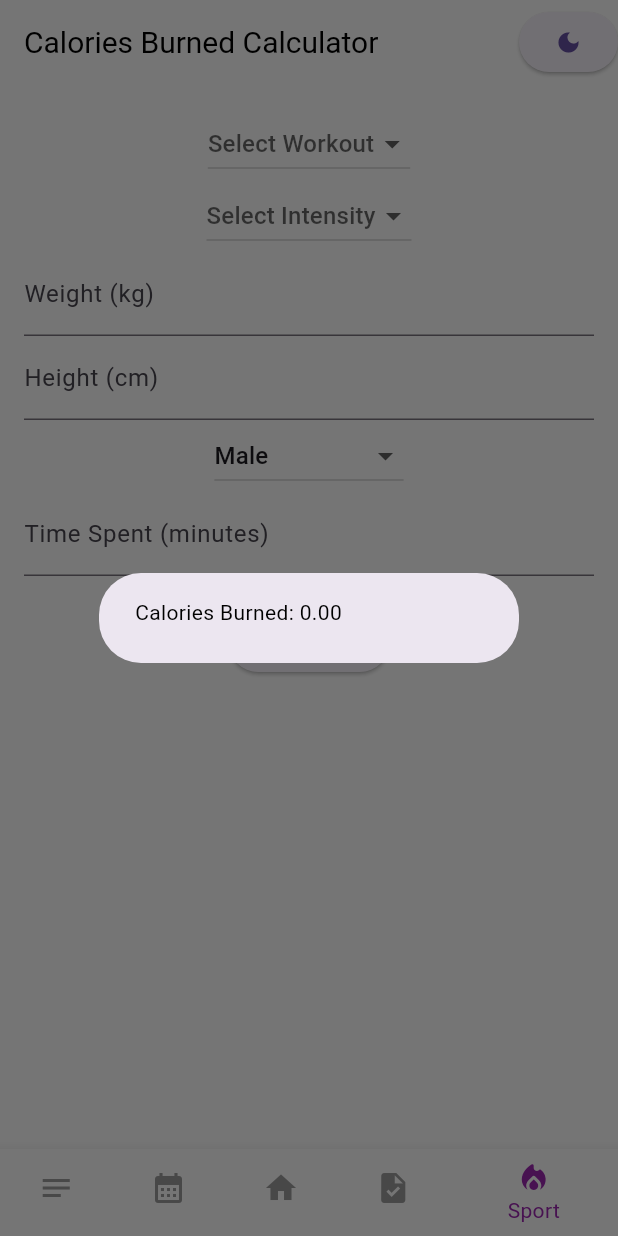
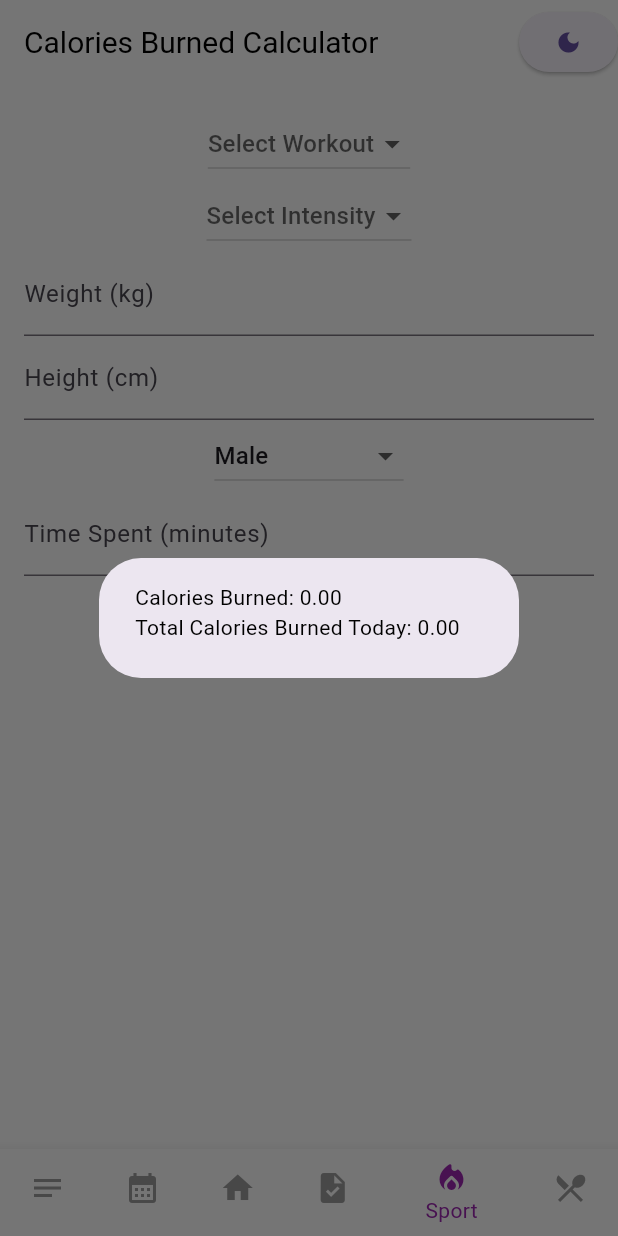
Before and after one commit to Woolfer0097/FlannerOrganization, a Flutter app: the screen it shows after launch, item 5 of the bottom bar chosen, after a tap on "Calculate", on a phone screen of 412 x 824 dp. Run offline on Flutter 3.47's test engine with Material 3 defaults, Android fonts, the phone set to English and light mode, and no system bars; our stand-ins replace flutter_riverpod, shared_preferences, table_calendar; generated files the repository leaves out were written again.

Commit message:
some localization changes and calories gainer logic added

```diff
--- a/lib/Pages/MainScreen.dart
+++ b/lib/Pages/MainScreen.dart
@@ -16,6 +16,7 @@ import 'CalendarScreen.dart';
 import 'HabbitsScreen.dart';
 import 'SportsScreen.dart';
 import 'AddNoteScreen.dart';
+import 'CalorieGainScreen.dart';
 
 class BottomNavIndexNotifier extends StateNotifier<int> {
   BottomNavIndexNotifier() : super(2); // Default index is 2 (Home)
@@ -49,6 +50,7 @@ class MainScreen extends ConsumerWidget {
       HomeScreen(theme: theme, textStyle: textStyle),
       HabitTrackerScreen(buttons: buttons, theme: theme, textStyle: textStyle),
       SportScreen(),
+      CalorieGainScreen(),
     ];
     final List<AppBar> appBars = [
       AppBar(
@@ -147,6 +149,17 @@ class MainScreen extends ConsumerWidget {
           ),
         ],
       ),
+      AppBar(
+        title: Text(AppLocalizations.of(context)!.calories_gained_calculator, style: textStyle),
+        backgroundColor: theme.scaffoldBackgroundColor,
+        actions: [
+          ElevatedButton(
+            onPressed: () =>
+                ref.read(themeNotifierProvider.notifier).changeTheme(),
+            child: Icon(Icons.dark_mode),
+          ),
+        ],
+      ),
     ];
 
     return ChangeNotifierProvider(
@@ -186,6 +199,7 @@ class MainScreen extends ConsumerWidget {
                   icon: Icon(Icons.local_fire_department_rounded),
                   label: AppLocalizations.of(context)!.sport
               ),
+              BottomNavigationBarItem(icon: Icon(Icons.local_dining), label: "Calories"),
             ],
           ),
         ),
--- a/lib/Pages/SportsScreen.dart
+++ b/lib/Pages/SportsScreen.dart
@@ -1,8 +1,8 @@
 import 'package:flutter/material.dart';
 import 'package:flutter_riverpod/flutter_riverpod.dart';
+import 'package:shared_preferences/shared_preferences.dart';
 import 'Theme/Theme.dart';
 import 'ButtonsComponent.dart' as Buttons;
-
 
 class SportScreen extends StatelessWidget {
   @override
@@ -56,13 +56,29 @@ class _WorkoutScreenState extends State<WorkoutScreen> {
       case 'Walking':
         met = selectedIntensity == 'High' ? 3.8 : selectedIntensity == 'Medium' ? 3.0 : 2.5;
         break;
-      // Add more cases for different workouts
+    // Add more cases for different workouts
       default:
         met = 1.0;
     }
 
     return met * weight * (timeSpent / 60);
   }
+
+  Future<void> saveCaloriesBurned(double calories) async {
+    final prefs = await SharedPreferences.getInstance();
+    final today = DateTime.now().toIso8601String().substring(0, 10);
+    final key = 'calories_burned_$today';
+    double totalCalories = (prefs.getDouble(key) ?? 0) + calories;
+    await prefs.setDouble(key, totalCalories);
+  }
+
+  Future<double> getCaloriesBurnedToday() async {
+    final prefs = await SharedPreferences.getInstance();
+    final today = DateTime.now().toIso8601String().substring(0, 10);
+    final key = 'calories_burned_$today';
+    return prefs.getDouble(key) ?? 0;
+  }
+
 
   @override
   Widget build(BuildContext context) {
@@ -117,7 +133,7 @@ class _WorkoutScreenState extends State<WorkoutScreen> {
                 setState(() {
                   if (double.tryParse(value) != null) {
                     height = double.parse(value);
-                  };
+                  }
                 });
               },
             ),
@@ -147,12 +163,18 @@ class _WorkoutScreenState extends State<WorkoutScreen> {
             ),
             SizedBox(height: 20),
             ElevatedButton(
-              onPressed: () {
+              onPressed: () async {
                 double caloriesBurned = calculateCalories();
+                await saveCaloriesBurned(caloriesBurned);
+                double totalCaloriesBurnedToday = await getCaloriesBurnedToday();
+
                 showDialog(
                   context: context,
                   builder: (context) => AlertDialog(
-                    content: Text('Calories Burned: ${caloriesBurned.toStringAsFixed(2)}'),
+                    content: Text(
+                      'Calories Burned: ${caloriesBurned.toStringAsFixed(2)}\n'
+                          'Total Calories Burned Today: ${totalCaloriesBurnedToday.toStringAsFixed(2)}',
+                    ),
                   ),
                 );
               },
--- a/lib/l10n/app_en.arb
+++ b/lib/l10n/app_en.arb
@@ -81,5 +81,6 @@
     "skip": "Skip",
     "edit": "Edit",
     "complete": "Complete",
-    "select_tasks": "Select Tasks"
+    "select_tasks": "Select Tasks",
+    "calories_gained_calculator": "Calories Gained Calculator"
 }
```
Also changed, not shown: lib/Pages/CalorieGainScreen.dart (added, +117 -0 lines).
